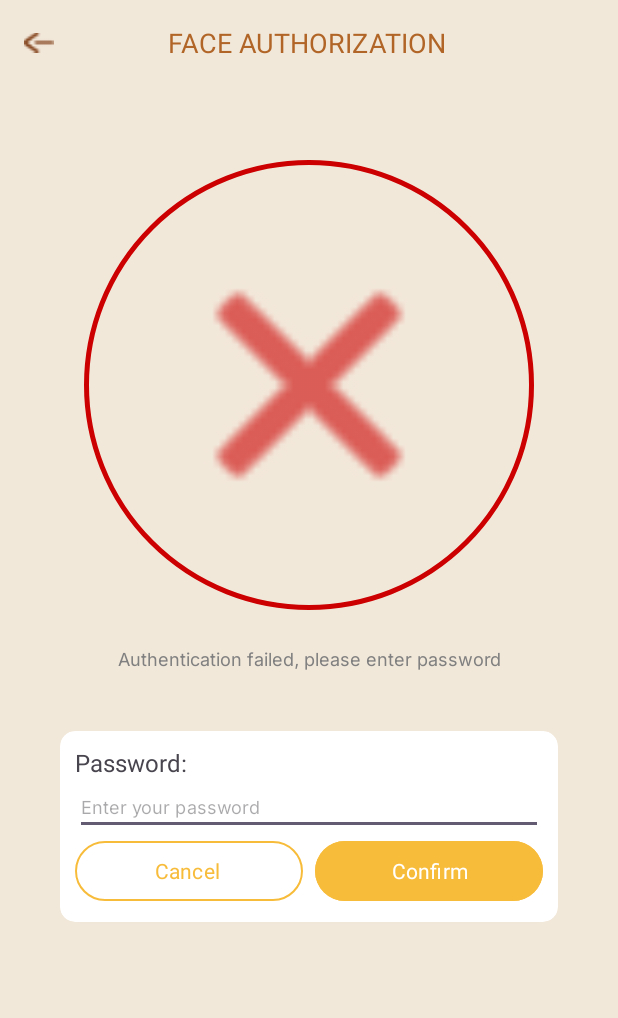
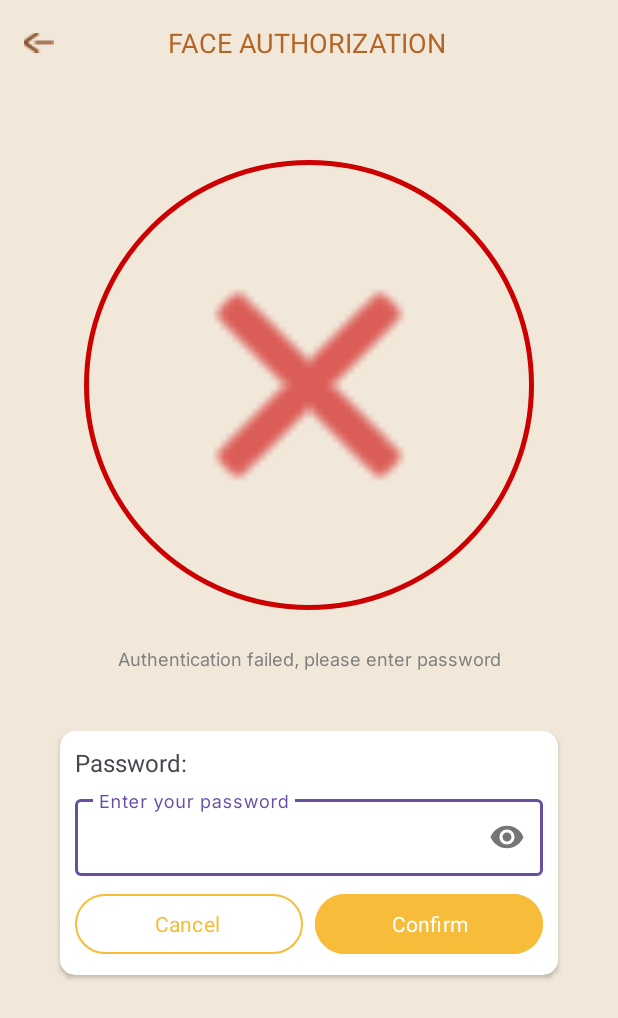
Before and after one commit to anhthuuu-u/saru_application, an Android app: the TransactionFaceAuthorizationManualActivity screen opened directly, with no data from a screen before it, on a phone screen of 412 x 824 dp. Shown: the top 1018 px of the screen. Run offline under Robolectric (Android 15) with nearby library versions, the phone set to English and light mode, and no system bars; Roboto replaces fonts that are not available here.

Commit message:
Sửa phần error author

```diff
--- a/frontend_client/app/src/main/res/layout/activity_transaction_face_authorization_manual.xml
+++ b/frontend_client/app/src/main/res/layout/activity_transaction_face_authorization_manual.xml
@@ -99,16 +99,23 @@
                 android:fontFamily="@font/inter_bold"
                 android:text="@string/title_face_error_password"
                 android:textSize="16sp" />
+            <com.google.android.material.textfield.TextInputLayout
+                android:layout_width="match_parent"
+                android:layout_height="wrap_content"
+                android:layout_marginTop="8dp"
+                android:layout_marginBottom="8dp"
+                style="@style/Widget.MaterialComponents.TextInputLayout.OutlinedBox"
+                app:passwordToggleEnabled="true">
 
                 <EditText
-                android:id="@+id/edtFaceAuthorPassword"
+                    android:id="@+id/FaceAuthorPassword"
                     android:layout_width="match_parent"
                     android:layout_height="wrap_content"
-                android:ems="10"
                     android:fontFamily="@font/inter"
                     android:hint="@string/title_face_author_password_hint"
                     android:inputType="textPassword"
                     android:textSize="12sp" />
+            </com.google.android.material.textfield.TextInputLayout>
 
             <LinearLayout
                 android:layout_width="match_parent"
```
Lines whose indentation alone changed are shown as unchanged.
